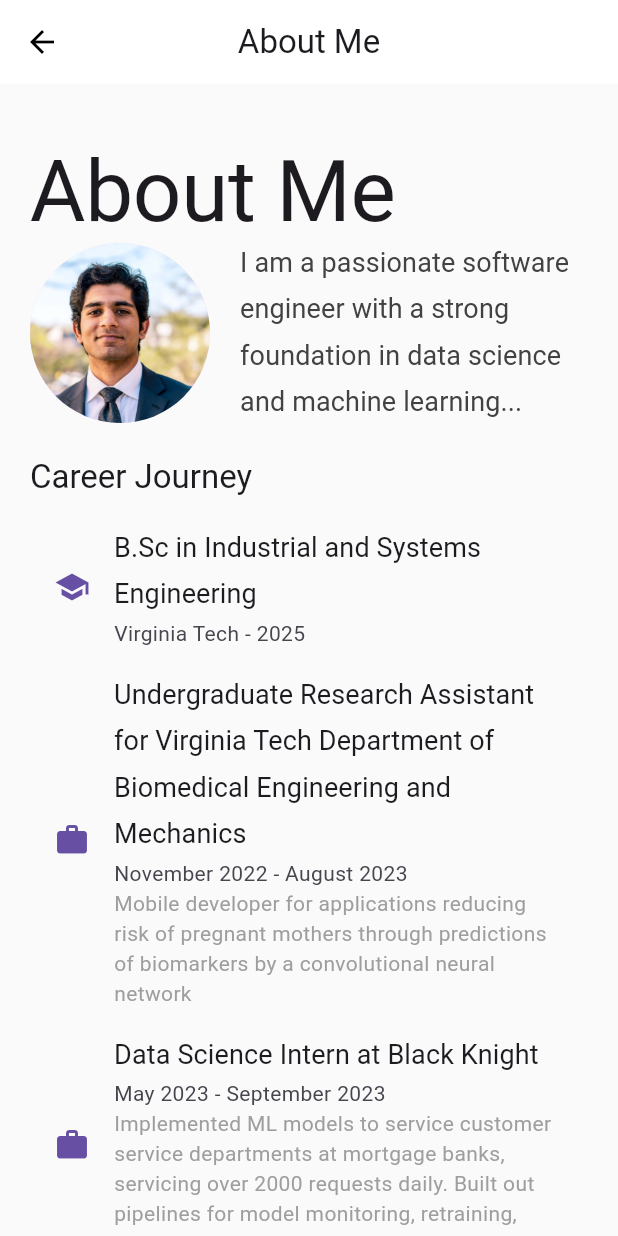
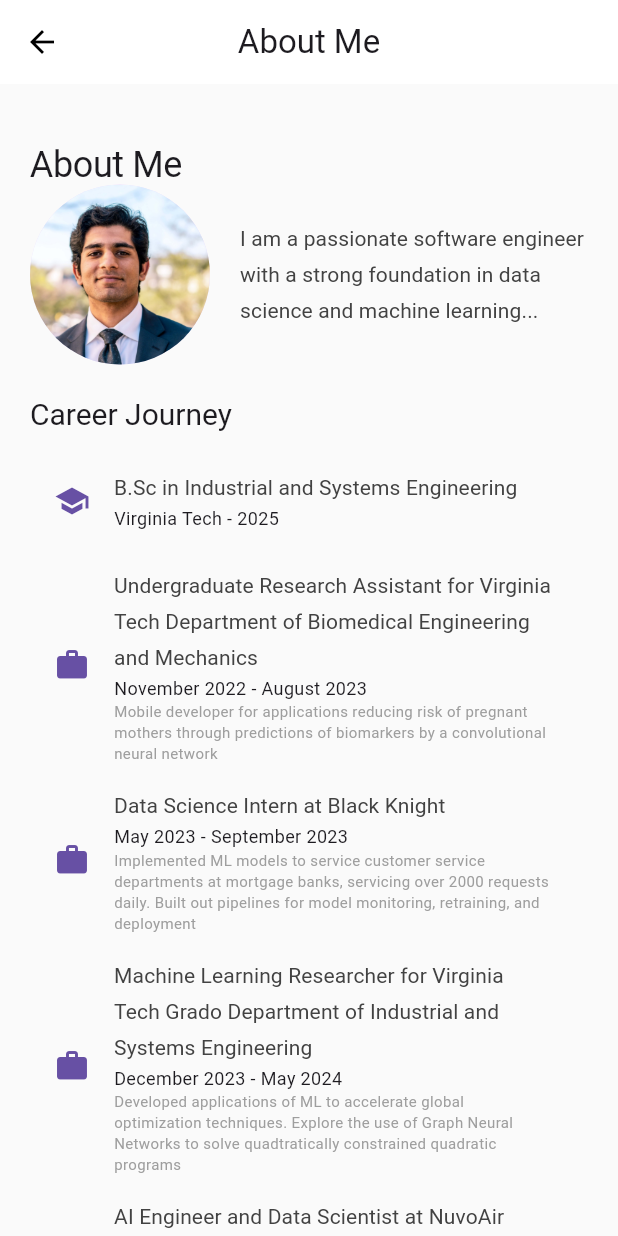
Before and after one commit to s-mehra/personal_website, a Flutter app: the AboutPage screen opened by its route, on a phone screen of 412 x 824 dp. Run offline on Flutter 3.47's test engine with Material 3 defaults, Android fonts, the phone set to English and light mode, and no system bars; our stand-ins replace font_awesome_flutter; Roboto replaces fonts that are missing (Poppins).

Commit message:
adjusted layout of experience on about me page

```diff
--- a/lib/main.dart
+++ b/lib/main.dart
@@ -285,6 +285,9 @@ class HomePage extends StatelessWidget {
 class AboutPage extends StatelessWidget {
   @override
   Widget build(BuildContext context) {
+    final double screenHeight = MediaQuery.of(context).size.height;
+    final double screenWidth = MediaQuery.of(context).size.width;
+
     return Scaffold(
       appBar: AppBar(
         title: Text('About Me'),
@@ -293,14 +296,18 @@ class AboutPage extends StatelessWidget {
         centerTitle: true,
         iconTheme: IconThemeData(color: Colors.black),
       ),
-      body: SingleChildScrollView(
+      body: LayoutBuilder(
+        builder: (context, constraints) {
+          return SingleChildScrollView(
             padding: const EdgeInsets.symmetric(horizontal: 20.0, vertical: 40.0),
             child: Column(
               crossAxisAlignment: CrossAxisAlignment.start,
               children: [
                 Text(
                   'About Me',
-              style: Theme.of(context).textTheme.displayLarge,
+                  style: Theme.of(context).textTheme.displayLarge?.copyWith(
+                    fontSize: screenWidth > 800 ? 32 : 24, // Adjust font size
+                  ),
                 ),
                 Row(
                   children: [
@@ -312,7 +319,9 @@ class AboutPage extends StatelessWidget {
                     Expanded(
                       child: Text(
                         'I am a passionate software engineer with a strong foundation in data science and machine learning...',
-                    style: Theme.of(context).textTheme.bodyLarge,
+                        style: Theme.of(context).textTheme.bodyLarge?.copyWith(
+                          fontSize: screenWidth > 800 ? 16 : 14, // Adjust font size
+                        ),
                       ),
                     ),
                   ],
@@ -321,91 +330,85 @@ class AboutPage extends StatelessWidget {
                 // Timeline or Career Journey
                 Text(
                   'Career Journey',
-              style: Theme.of(context).textTheme.titleLarge,
+                  style: Theme.of(context).textTheme.titleLarge?.copyWith(
+                    fontSize: screenWidth > 800 ? 28 : 20, // Adjust font size
+                  ),
                 ),
                 SizedBox(height: 10),
-            ListTile(
-              leading: Icon(Icons.school, color: Theme.of(context).primaryColor),
-              title: Text('B.Sc in Industrial and Systems Engineering'),
-              subtitle: Text('Virginia Tech - 2025'),
+                ..._buildExperienceList(context, screenWidth),
+              ],
             ),
-            ListTile(
-              leading: Icon(Icons.work, color: Theme.of(context).primaryColor),
-              title: Text('Undergraduate Research Assistant for Virginia Tech Department of Biomedical Engineering and Mechanics'),
+          );
+        },
+      ),
+    );
+  }
+
+  List<Widget> _buildExperienceList(BuildContext context, double screenWidth) {
+    final experiences = [
+      {
+        'title': 'B.Sc in Industrial and Systems Engineering',
+        'subtitle': 'Virginia Tech - 2025',
+        'icon': Icons.school,
+      },
+      {
+        'title': 'Undergraduate Research Assistant for Virginia Tech Department of Biomedical Engineering and Mechanics',
+        'subtitle': 'November 2022 - August 2023',
+        'description': 'Mobile developer for applications reducing risk of pregnant mothers through predictions of biomarkers by a convolutional neural network',
+        'icon': Icons.work,
+      },
+      {
+        'title': 'Data Science Intern at Black Knight',
+        'subtitle': 'May 2023 - September 2023',
+        'description': 'Implemented ML models to service customer service departments at mortgage banks, servicing over 2000 requests daily. Built out pipelines for model monitoring, retraining, and deployment',
+        'icon': Icons.work,
+      },
+      {
+        'title': 'Machine Learning Researcher for Virginia Tech Grado Department of Industrial and Systems Engineering',
+        'subtitle': 'December 2023 - May 2024',
+        'description': 'Developed applications of ML to accelerate global optimization techniques. Explore the use of Graph Neural Networks to solve quadtratically constrained quadratic programs',
+        'icon': Icons.work,
+      },
+      {
+        'title': 'AI Engineer and Data Scientist at NuvoAir Medical',
+        'subtitle': 'May 2024 - August 2024',
+        'description': 'Developed multi-agent AI applications to scale business operations. Developed models to predict patient behavior and target GTM campaigns. Refined and optimized DBT(data build tool) models and SQL scripts to improve efficiency of pipelines',
+        'icon': Icons.work,
+      },
+      {
+        'title': 'Founder at Morph Labs',
+        'subtitle': 'September 2024 - Present',
+        'description': 'Building the next generation of AI powered prosthetics. Lead all software initiatives: ML, mobile, and cloud development',
+        'icon': Icons.work,
+      },
+    ];
+
+    return experiences.map((experience) {
+      return ListTile(
+        leading: Icon(experience['icon'], color: Theme.of(context).primaryColor),
+        title: Text(
+          experience['title'],
+          style: Theme.of(context).textTheme.bodyLarge?.copyWith(
+            fontSize: screenWidth > 800 ? 16 : 14, // Adjust font size
+          ),
+        ),
         subtitle: Column(
           crossAxisAlignment: CrossAxisAlignment.start,
           children: [
-                  Text('November 2022 - August 2023'),
             Text(
-                    'Mobile developer for applications reducing risk of pregnant mothers through predictions of biomarkers by a convolutional neural network',
-                    style: TextStyle(color: Colors.grey),
-                  )
-                ],
+              experience['subtitle'],
+              style: Theme.of(context).textTheme.bodyMedium?.copyWith(
+                fontSize: screenWidth > 800 ? 14 : 12, // Adjust font size
               ),
             ),
-            ListTile(
-              leading: Icon(Icons.work, color: Theme.of(context).primaryColor),
-              title: Text('Data Science Intern at Black Knight'),
-              subtitle: Column(
-                crossAxisAlignment: CrossAxisAlignment.start,
-                children: [
-                  Text('May 2023 - September 2023'),
+            if (experience.containsKey('description'))
               Text(
-                    'Implemented ML models to service customer service departments at mortgage banks, servicing over 2000 requests daily. Built out pipelines for model monitoring, retraining, and deployment',
-                    style: TextStyle(color: Colors.grey),
-                  )
-                ],
-              ),
-            ),
-            ListTile(
-              leading: Icon(Icons.work, color: Theme.of(context).primaryColor),
-              title: Text('Machine Learning Researcher for Virginia Tech Grado Department of Industrial and Systems Engineering'),
-              subtitle: Column(
-                crossAxisAlignment: CrossAxisAlignment.start,
-                children: [
-                  Text('December 2023 - May 2024'),
-                  Text(
-                    'Developed applications of ML to accelerate global optimization techniques. Explore the use of Graph Neural Networks to solve quadtratically constrained quadratic programs',
-                    style: TextStyle(color: Colors.grey),
-                  )
-                ],
-              ),
-            ),
-            ListTile(
-              leading: Icon(Icons.work, color: Theme.of(context).primaryColor),
-              title: Text('AI Engineer and Data Scientist at NuvoAir Medical'),
-              subtitle: Column(
-                crossAxisAlignment: CrossAxisAlignment.start,
-                children: [
-                  Text('May 2024 - August 2024'),
-                  Text(
-                    'Developed multi-agent AI applications to scale business operations. Developed models to predict patient behavior and target GTM campaigns. Refined and optimized DBT(data build tool) models and SQL scripts to improve efficiency of pipelines',
-                    style: TextStyle(color: Colors.grey),
-                  )
-                ],
-              ),
-            ),
-            ListTile(
-              leading: Icon(Icons.work, color: Theme.of(context).primaryColor),
-              title: Text('Founder at Morph Labs'),
-              subtitle: Column(
-                crossAxisAlignment: CrossAxisAlignment.start,
-                children: [
-                  Text('September 2024 - Present'),
-                  Text(
-                    'Building the next generation of AI powered prosthetics. Lead all software initiatives: ML, mobile, and cloud development',
-                    style: TextStyle(color: Colors.grey),
-                  ),
-                  Text(
-                    'https://morphlabs.tech',
-                    style: TextStyle(color: Colors.grey),
-                  )
-                ],
-              ),
+                experience['description'],
+                style: TextStyle(color: Colors.grey, fontSize: screenWidth > 800 ? 12 : 10),
               ),
           ],
         ),
-      ),
       );
+    }).toList();
   }
 }
```
Lines whose indentation alone changed are shown as unchanged.
